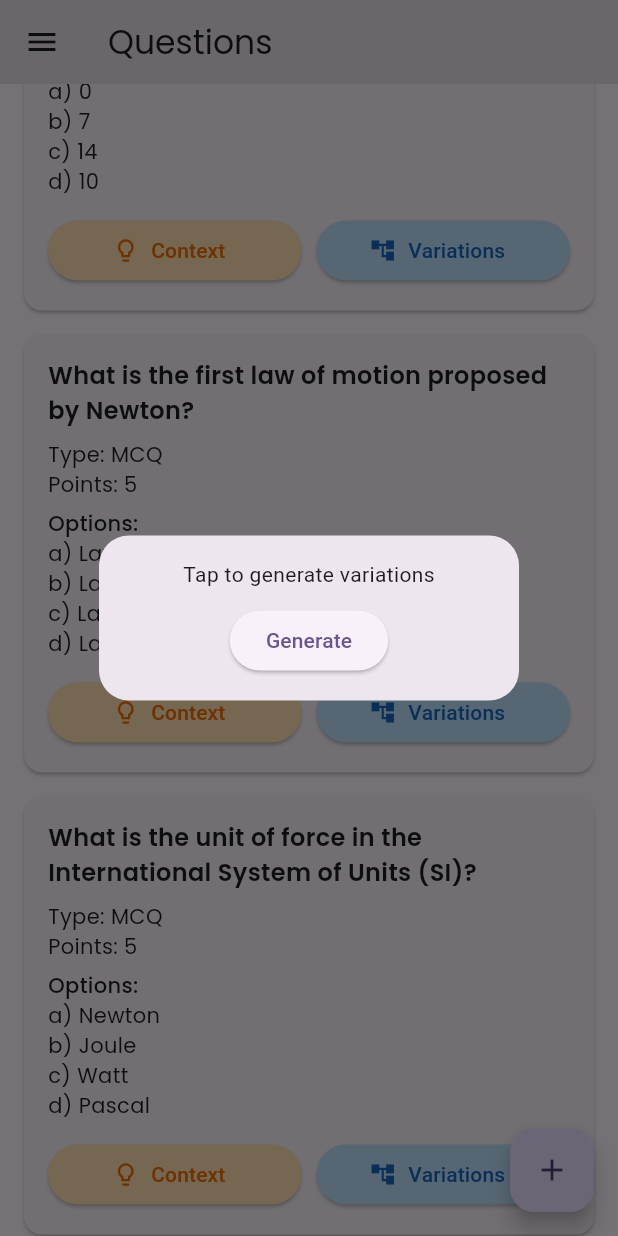
After one commit to HareNTortoise/Parable-Mind, a Flutter app: the QuestionsMobile screen opened directly, scrolled down 576 dp, after a tap on "Variations", on a phone screen of 412 x 824 dp. The commit adds this screen. Run offline on Flutter 3.47's test engine with Material 3 defaults, Android fonts, the phone set to English and light mode, and no system bars; our stand-ins replace auto_size_text, bloc, dio, dropdown_button2, equatable, firebase_auth and 10 more; missing offline and left inert: linked_scroll_controller; accounts and stored records are empty.

Commit message:
Questions page mobile design done

```diff
--- /dev/null
+++ b/sarasvant/lib/apps/teacher/screens/questions/mobile/components/mcq_variation_dialog.dart
@@ -0,0 +1,104 @@
+import 'package:flutter/material.dart';
+import 'package:flutter_bloc/flutter_bloc.dart';
+
+import '../../../../../../models/questions/mcq.dart';
+import '../../../../blocs/mcq_variation_generation/mcq_variation_bloc.dart';
+
+class MCQVariationDialogMobile extends StatefulWidget {
+  final MCQ mcq;
+
+  const MCQVariationDialogMobile({super.key, required this.mcq});
+
+  @override
+  State<MCQVariationDialogMobile> createState() => _MCQVariationDialogMobileState();
+}
+
+class _MCQVariationDialogMobileState extends State<MCQVariationDialogMobile> {
+  final List<MCQ> _selectedVariations = [];
+
+  void _toggleSelection(MCQ variation) {
+    setState(() {
+      _selectedVariations.contains(variation)
+          ? _selectedVariations.remove(variation)
+          : _selectedVariations.add(variation);
+    });
+  }
+
+  void _addSelectedVariations() {
+    // TODO: Implement logic to add selected MCQs to question bank
+    Navigator.pop(context);
+    ScaffoldMessenger.of(context).showSnackBar(
+      SnackBar(content: Text('${_selectedVariations.length} MCQs added successfully')),
+    );
+  }
+
+  @override
+  Widget build(BuildContext context) {
+    return Dialog(
+      insetPadding: const EdgeInsets.all(12),
+      shape: RoundedRectangleBorder(borderRadius: BorderRadius.circular(20)),
+      child: SingleChildScrollView(
+        padding: const EdgeInsets.all(16),
+        child: BlocConsumer<MCQVariationBloc, MCQVariationState>(
+          listener: (context, state) {
+            if (state is MCQVariationFailure) {
+              ScaffoldMessenger.of(context).showSnackBar(
+                SnackBar(content: Text('Error: ${state.error}')),
+              );
+            }
+          },
+          builder: (context, state) {
+            if (state is MCQVariationSuccess) {
+              return Column(
+                children: [
+                  const Text('Select MCQ Variations', style: TextStyle(fontSize: 18, fontWeight: FontWeight.bold)),
+                  const SizedBox(height: 12),
+                  ...state.variations.map((variation) => CheckboxListTile(
+                    value: _selectedVariations.contains(variation),
+                    onChanged: (_) => _toggleSelection(variation),
+                    title: Text(variation.question, style: const TextStyle(fontWeight: FontWeight.bold)),
+                    subtitle: Column(
+                      crossAxisAlignment: CrossAxisAlignment.start,
+                      children: [
+                        const Text("Options:"),
+                        ...variation.options.asMap().entries.map(
+                              (entry) => Text(
+                            "${String.fromCharCode(97 + entry.key)}) ${entry.value}",
+                          ),
+                        ),
+                        Text("Answer: ${variation.options[variation.answerIndex]}"),
+                      ],
+                    ),
+                  )),
+                  const SizedBox(height: 10),
+                  ElevatedButton(
+                    onPressed: _selectedVariations.isEmpty ? null : _addSelectedVariations,
+                    child: const Text('Add Selected'),
+                  ),
+                ],
+              );
+            } else if (state is MCQVariationInitial) {
+              return Column(
+                children: [
+                  const Text('Tap to generate variations'),
+                  const SizedBox(height: 10),
+                  ElevatedButton(
+                    onPressed: () {
+                      context.read<MCQVariationBloc>().add(GenerateMCQVariations(widget.mcq));
+                    },
+                    child: const Text('Generate'),
+                  ),
+                ],
+              );
+            } else {
+              return const Padding(
+                padding: EdgeInsets.symmetric(vertical: 20),
+                child: Center(child: CircularProgressIndicator()),
+              );
+            }
+          },
+        ),
+      ),
+    );
+  }
+}
--- /dev/null
+++ b/sarasvant/lib/apps/teacher/screens/questions/mobile/questions.dart
@@ -0,0 +1,229 @@
+import 'package:flutter/material.dart';
+import 'package:google_fonts/google_fonts.dart';
+import 'package:go_router/go_router.dart';
+import 'package:sarasvant/models/questions/mcq.dart';
+import 'package:sarasvant/models/questions/msq.dart';
+import 'package:sarasvant/constants/dummy_data/questions/mcq.dart';
+import 'package:sarasvant/constants/dummy_data/questions/msq.dart';
+import 'package:sarasvant/constants/dummy_data/questions/nat.dart';
+import 'package:sarasvant/constants/dummy_data/questions/subjective.dart';
+import 'components/context_genenration_dialog.dart';
+import 'components/mcq_variation_dialog.dart';
+
+class QuestionsMobile extends StatefulWidget {
+  const QuestionsMobile({super.key});
+
+  @override
+  State<QuestionsMobile> createState() => _QuestionsMobileState();
+}
+
+class _QuestionsMobileState extends State<QuestionsMobile> {
+  List<dynamic> allQuestions = [...dummyMCQs, ...dummyMSQs, ...dummyNATs, ...dummySubjectives];
+  List<dynamic> filteredQuestions = [];
+  String searchQuery = "";
+  String searchMode = "Search by question";
+  String selectedType = "All";
+  double minPoints = 0;
+  double maxPoints = 100;
+
+  @override
+  void initState() {
+    super.initState();
+    filteredQuestions = allQuestions;
+  }
+
+  void _filterQuestions(String query) {
+    setState(() {
+      searchQuery = query.toLowerCase();
+      _applyFilters();
+    });
+  }
+
+  void _applyFilters() {
+    setState(() {
+      filteredQuestions = allQuestions.where((question) {
+        bool matchesSearch =
+        searchMode == "Search by question" ? question.mcq.toLowerCase().contains(searchQuery) : true;
+        bool matchesPoints =
+        searchMode == "Filter by points" ? (question.points >= minPoints && question.points <= maxPoints) : true;
+        bool matchesType = selectedType == "All" || question.runtimeType.toString() == selectedType;
+        return matchesSearch && matchesPoints && matchesType;
+      }).toList();
+    });
+  }
+
+  void _updateSearchMode(String mode) {
+    setState(() {
+      searchMode = mode;
+      searchQuery = "";
+      filteredQuestions = allQuestions;
+
+      if (mode == "Filter by points") {
+        minPoints = 0;
+        maxPoints = 100;
+        _applyFilters();
+      }
+    });
+  }
+
+  void _updateQuestionType(String type) {
+    setState(() {
+      selectedType = type;
+      _applyFilters();
+    });
+  }
+
+  void _refreshQuestions() {
+    setState(() {
+      allQuestions = [...dummyMCQs, ...dummyMSQs, ...dummyNATs, ...dummySubjectives];
+      _applyFilters();
+    });
+  }
+
+  final GlobalKey<ScaffoldState> _scaffoldKey = GlobalKey<ScaffoldState>();
+
+  @override
+  Widget build(BuildContext context) {
+    return Scaffold(
+      key: _scaffoldKey,
+      drawer: Drawer(
+        child: ListView(
+          children: [
+            const DrawerHeader(
+              decoration: BoxDecoration(color: Colors.teal),
+              child: Text('Questions', style: TextStyle(fontSize: 24, color: Colors.white)),
+            ),
+            ListTile(
+              leading: Icon(Icons.home),
+              title: Text('Dashboard'),
+              onTap: () => context.go('/teacher-dashboard'),
+            ),
+          ],
+        ),
+      ),
+      appBar: AppBar(
+        title: Text('Questions', style: GoogleFonts.poppins()),
+        leading: IconButton(
+          icon: const Icon(Icons.menu),
+          onPressed: () => _scaffoldKey.currentState?.openDrawer(),
+        ),
+      ),
+      floatingActionButton: FloatingActionButton(
+        onPressed: () => context.go('/add-question'),
+        child: const Icon(Icons.add),
+      ),
+      body: ListView(
+        padding: const EdgeInsets.all(16),
+        children: [
+          // Search and Filters
+          Row(
+            children: [
+              Expanded(
+                child: TextField(
+                  onChanged: _filterQuestions,
+                  decoration: InputDecoration(
+                    hintText: 'Search questions...',
+                    prefixIcon: Icon(Icons.search, color: Colors.teal[700]),
+                    border: OutlineInputBorder(borderRadius: BorderRadius.circular(10)),
+                  ),
+                ),
+              ),
+              const SizedBox(width: 10),
+              PopupMenuButton<String>(
+                onSelected: _updateSearchMode,
+                icon: Icon(Icons.filter_list, color: Colors.teal[700]),
+                itemBuilder: (_) => [
+                  const PopupMenuItem(value: "Search by question", child: Text("Search by question")),
+                  const PopupMenuItem(value: "Filter by points", child: Text("Filter by points")),
+                ],
+              ),
+            ],
+          ),
+          const SizedBox(height: 10),
+          DropdownButton<String>(
+            value: selectedType,
+            isExpanded: true,
+            onChanged: (value) => _updateQuestionType(value!),
+            items: ["All", "MCQ", "MSQ", "NAT", "Subjective"]
+                .map((type) => DropdownMenuItem(value: type, child: Text(type)))
+                .toList(),
+          ),
+          const SizedBox(height: 20),
+          ...filteredQuestions.map((question) {
+            return Card(
+              margin: const EdgeInsets.only(bottom: 16),
+              shape: RoundedRectangleBorder(borderRadius: BorderRadius.circular(12)),
+              child: Padding(
+                padding: const EdgeInsets.all(16),
+                child: Column(
+                  crossAxisAlignment: CrossAxisAlignment.start,
+                  children: [
+                    Text(
+                      question.question,
+                      style: GoogleFonts.poppins(fontSize: 16, fontWeight: FontWeight.w600),
+                    ),
+                    const SizedBox(height: 8),
+                    Text("Type: ${question.runtimeType}", style: GoogleFonts.poppins(fontSize: 14)),
+                    Text("Points: ${question.points}", style: GoogleFonts.poppins(fontSize: 14)),
+                    if (question is MCQ || question is MSQ) ...[
+                      const SizedBox(height: 6),
+                      Text("Options:", style: GoogleFonts.poppins(fontSize: 14, fontWeight: FontWeight.w500)),
+                      ...question.options.asMap().entries.map((entry) => Text(
+                          "${String.fromCharCode(97 + entry.key as int)}) ${entry.value}",
+                          style: GoogleFonts.poppins(fontSize: 14))),
+                    ],
+                    const SizedBox(height: 12),
+                    Row(
+                      children: [
+                        Expanded(
+                          child: ElevatedButton.icon(
+                            icon: const Icon(Icons.lightbulb_outline),
+                            label: const Text('Context'),
+                            style: ElevatedButton.styleFrom(
+                              backgroundColor: Colors.orange.shade100,
+                              foregroundColor: Colors.orange.shade800,
+                            ),
+                            onPressed: () async {
+                              await showDialog(
+                                context: context,
+                                builder: (_) => ContextGenerationDialogMobile(
+                                  question: question.mcq,
+                                  type: question.runtimeType.toString(),
+                                  id: question.id,
+                                ),
+                              );
+                              _refreshQuestions();
+                            },
+                          ),
+                        ),
+                        const SizedBox(width: 10),
+                        if (question is MCQ)
+                          Expanded(
+                            child: ElevatedButton.icon(
+                              icon: const Icon(Icons.account_tree),
+                              label: const Text('Variations'),
+                              style: ElevatedButton.styleFrom(
+                                backgroundColor: Colors.blue.shade100,
+                                foregroundColor: Colors.blue.shade800,
+                              ),
+                              onPressed: () async {
+                                await showDialog(
+                                  context: context,
+                                  builder: (_) => MCQVariationDialogMobile(mcq: question),
+                                );
+                                _refreshQuestions();
+                              },
+                            ),
+                          ),
+                      ],
+                    ),
+                  ],
+                ),
+              ),
+            );
+          }),
+        ],
+      ),
+    );
+  }
+}
--- /dev/null
+++ b/sarasvant/lib/apps/teacher/screens/questions/questions.dart
@@ -0,0 +1,23 @@
+import 'package:flutter/material.dart';
+import 'package:responsive_framework/responsive_framework.dart';
+
+import 'desktop/questions.dart';
+import 'mobile/questions.dart';
+
+class Questions extends StatelessWidget {
+  const Questions({super.key});
+
+  @override
+  Widget build(BuildContext context) {
+    bool isMobile = ResponsiveBreakpoints.of(context).isMobile;
+    return LayoutBuilder(
+      builder: (context, constraints) {
+        if (isMobile) {
+          return QuestionsMobile();
+        } else {
+          return QuestionsDesktop();
+        }
+      },
+    );
+  }
+}
--- a/sarasvant/lib/router/router.dart
+++ b/sarasvant/lib/router/router.dart
@@ -7,7 +7,7 @@ import '../apps/teacher/screens/add_question/add_question.dart';
 import '../apps/teacher/screens/classrooms/classrooms.dart';
 import '../apps/teacher/screens/dashboard/dashboard.dart';
 import '../apps/teacher/screens/question_bank/question_bank.dart';
-import '../apps/teacher/screens/questions/desktop/questions.dart';
+import '../apps/teacher/screens/questions/questions.dart';
 
 final GoRouter router = GoRouter(
   initialLocation: '/teacher-dashboard',
```
Also changed, not shown: sarasvant/lib/apps/teacher/screens/questions/desktop/questions.dart (+4 -4 lines), sarasvant/lib/apps/teacher/screens/questions/mobile/components/context_genenration_dialog.dart (added, +151 -0 lines).
